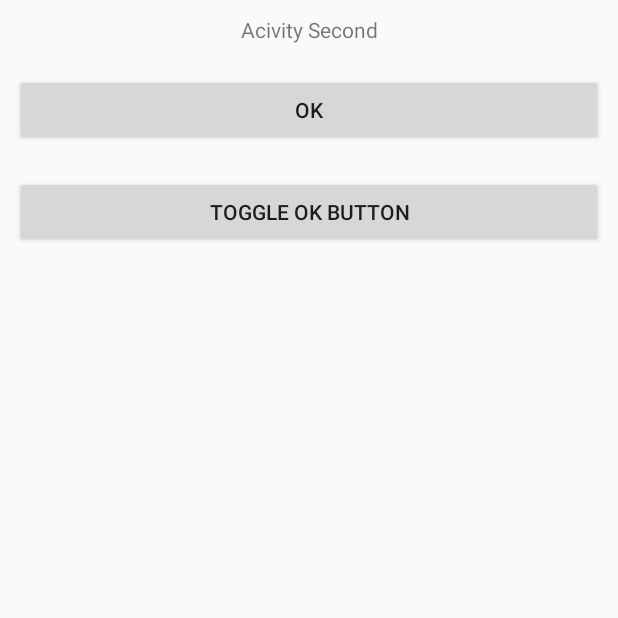
After one commit to kpurushottam/DemoActivityTransition, an Android app: the SecondActivity screen opened directly, with no data from a screen before it, on a phone screen of 412 x 824 dp, the top half of it. The commit adds this screen. Run offline under Robolectric (Android 15) with nearby library versions, the phone set to English and light mode, and no system bars.

Commit message:
Addition: Added a default transition second acitivity containing and animatable toggle button

```diff
--- a/app/src/main/AndroidManifest.xml
+++ b/app/src/main/AndroidManifest.xml
@@ -16,6 +16,10 @@
                 <category android:name="android.intent.category.LAUNCHER" />
             </intent-filter>
         </activity>
+        <activity
+            android:name=".SecondActivity"
+            android:label="@string/title_activity_second" >
+        </activity>
     </application>
 
 </manifest>
--- /dev/null
+++ b/app/src/main/res/layout/activity_second.xml
@@ -0,0 +1,29 @@
+<LinearLayout xmlns:android="http://schemas.android.com/apk/res/android"
+    xmlns:tools="http://schemas.android.com/tools"
+    android:layout_width="match_parent"
+    android:layout_height="match_parent"
+    android:orientation="vertical"
+    tools:context=".MainActivity">
+
+    <TextView
+        android:layout_width="match_parent"
+        android:layout_height="wrap_content"
+        android:text="Acivity Second"
+        android:gravity="center"
+        android:layout_margin="10dp"/>
+
+    <Button
+        android:id="@+id/btn_ok"
+        android:layout_width="match_parent"
+        android:layout_height="wrap_content"
+        android:text="Ok"
+        android:layout_margin="10dp"/>
+
+    <Button
+        android:layout_width="match_parent"
+        android:layout_height="wrap_content"
+        android:text="Toggle Ok Button"
+        android:layout_margin="10dp"
+        android:onClick="toggleOkBtn"/>
+
+</LinearLayout>
--- a/app/src/main/res/values/strings.xml
+++ b/app/src/main/res/values/strings.xml
@@ -3,4 +3,5 @@
 
     <string name="hello_world">Hello world!</string>
     <string name="action_settings">Settings</string>
+    <string name="title_activity_second">SecondActivity</string>
 </resources>
--- a/app/src/main/res/values/styles.xml
+++ b/app/src/main/res/values/styles.xml
@@ -2,6 +2,8 @@
 
     <!-- Base application theme. -->
     <style name="AppTheme" parent="Theme.AppCompat.Light.DarkActionBar">
+        <item name="windowNoTitle">true</item>
+        <item name="windowActionBar">false</item>
         <!-- Customize your theme here. -->
     </style>
 
```
Also changed, not shown: app/src/main/java/com/krp/android/demoactivitytransition/MainActivity.java (+9 -20 lines), app/src/main/java/com/krp/android/demoactivitytransition/SecondActivity.java (added, +79 -0 lines), app/src/main/res/layout/activity_main.xml (+14 -9 lines), app/src/main/res/menu/menu_second.xml (added, +7 -0 lines), 1 other file.
